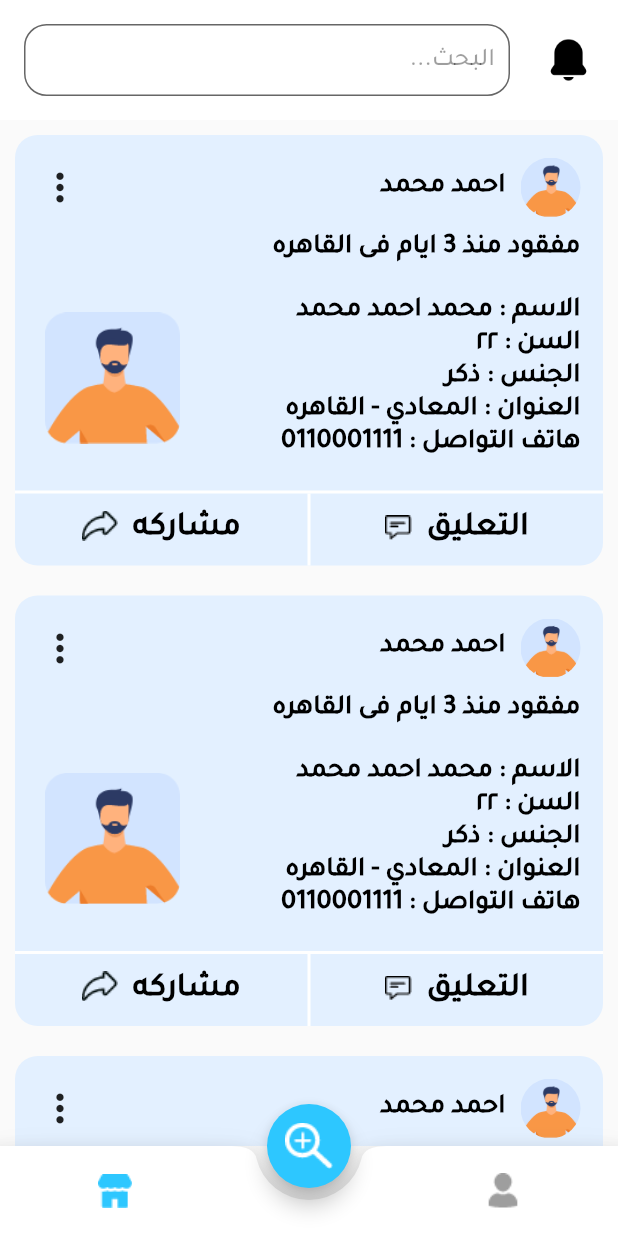
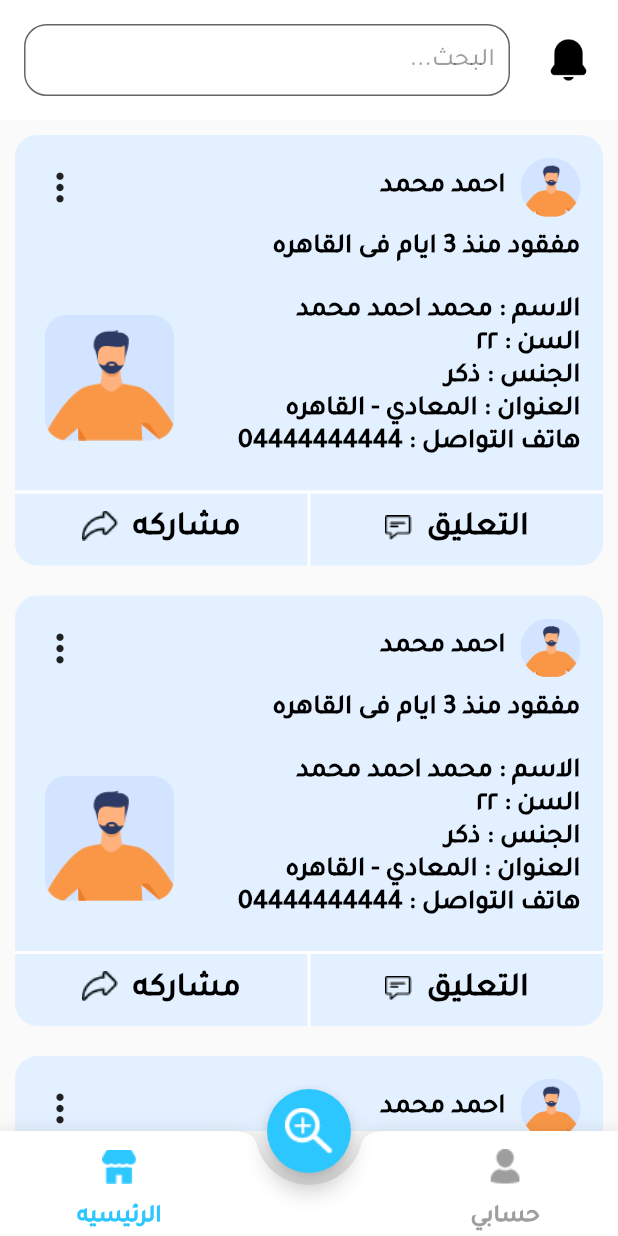
Before and after one commit to Mostafa-Osman/lost_app, a Flutter app: the HomeScreen screen opened directly, on a phone screen of 412 x 824 dp. Run offline on Flutter 3.47's test engine with Material 2 defaults, Android fonts, the light colour scheme and no system bars; our stand-ins replace hexcolor, pin_code_fields, smooth_page_indicator, timer_count_down.

Commit message:
update splash, home

```diff
--- a/lib/home/bottom_navigation_bar.dart
+++ b/lib/home/bottom_navigation_bar.dart
@@ -1,6 +1,7 @@
 import 'package:flutter/material.dart';
 import 'package:hexcolor/hexcolor.dart';
 import 'package:lost_app/home/home.dart';
+import 'package:lost_app/shared/components/text_class.dart';
 import 'package:lost_app/shared/components/text_form_field_class.dart';
 
 class HomeScreen extends StatefulWidget {
@@ -63,7 +64,6 @@ class _HomeScreenState extends State<HomeScreen> {
       floatingActionButtonLocation: FloatingActionButtonLocation.centerDocked,
       //floating action button position to center
 
-
       bottomNavigationBar: BottomAppBar(
         //bottom navigation bar on scaffold
         color: Colors.white,
@@ -73,12 +73,14 @@ class _HomeScreenState extends State<HomeScreen> {
         notchMargin: 8,
         //notche margin between floating button and bottom appbar
         child: Container(
-          height: 60,
+          height: 70,
           child: Row(
             //children inside bottom appbar
             mainAxisSize: MainAxisSize.max,
             mainAxisAlignment: MainAxisAlignment.spaceAround,
             children: <Widget>[
+              Column(
+                children: [
                   IconButton(
                     icon: Image.asset(
                       'assets/icons/account.png',
@@ -91,9 +93,18 @@ class _HomeScreenState extends State<HomeScreen> {
                       });
                     },
                   ),
+                  TextClass(
+                    text: 'حسابي',
+                    textColor: bottomNavBarAccColor,
+                    fontSize: 16,
+                  ),
+                ],
+              ),
               SizedBox(
                 width: 0,
               ),
+              Column(
+                children: [
                   IconButton(
                     icon: Image.asset(
                       'assets/icons/home.png',
@@ -106,6 +117,13 @@ class _HomeScreenState extends State<HomeScreen> {
                       });
                     },
                   ),
+                  TextClass(
+                    text: 'الرئيسيه',
+                    textColor: bottomNavBarHomeColor,
+                    fontSize: 16,
+                  ),
+                ],
+              ),
             ],
           ),
         ),
--- a/lib/home/home.dart
+++ b/lib/home/home.dart
@@ -1,7 +1,5 @@
 import 'package:flutter/material.dart';
 import 'package:hexcolor/hexcolor.dart';
-import 'package:lost_app/shared/components/divider_class.dart';
-import 'package:lost_app/shared/components/text_button_class.dart';
 import 'package:lost_app/shared/components/text_class.dart';
 
 class HomePageClass extends StatefulWidget {
@@ -42,13 +40,6 @@ class _HomePageClassState extends State<HomePageClass> {
                               //color: Colors.white,
                             ),
                           ),
-                          // CircleAvatar(
-                          //   radius: 25.0,
-                          //   child: Image.asset(
-                          //     'assets/images/lost_person_image.png',
-                          //     //color: Colors.white,
-                          //   ),
-                          // ),
                           SizedBox(width: 10.0),
                           TextClass(text: 'احمد محمد'),
                           Expanded(
@@ -93,7 +84,7 @@ class _HomePageClassState extends State<HomePageClass> {
                                 textAlign: TextAlign.right,
                               ),
                               TextClass(
-                                text: 'هاتف التواصل : 0110001111',
+                                text: 'هاتف التواصل : 04444444444',
                                 textAlign: TextAlign.right,
                               ),
                             ],
@@ -106,8 +97,8 @@ class _HomePageClassState extends State<HomePageClass> {
                                 crossAxisAlignment: CrossAxisAlignment.end,
                                 children: [
                                   Container(
-                                    height: 90,
-                                    width: 90,
+                                    height: 86,
+                                    width: 86,
                                     child: Image.asset(
                                       'assets/images/lost_person_image.png',
                                       //color: Colors.white,
@@ -140,6 +131,9 @@ class _HomePageClassState extends State<HomePageClass> {
                         child: Container(
                           child: FlatButton(
                             onPressed: () {},
+                            shape: RoundedRectangleBorder(
+                              borderRadius: BorderRadius.only(bottomRight: Radius.circular(15),),
+                            ),
                             child: Row(
                               mainAxisAlignment: MainAxisAlignment.center,
                               crossAxisAlignment: CrossAxisAlignment.center,
@@ -171,6 +165,9 @@ class _HomePageClassState extends State<HomePageClass> {
                       Expanded(
                         child: FlatButton(
                           onPressed: () {},
+                          shape: RoundedRectangleBorder(
+                            borderRadius: BorderRadius.only(bottomLeft: Radius.circular(15),),
+                          ),
                           child: Row(
                             mainAxisAlignment: MainAxisAlignment.center,
                             crossAxisAlignment: CrossAxisAlignment.center,
--- a/lib/main.dart
+++ b/lib/main.dart
@@ -29,7 +29,7 @@ class MyApp extends StatelessWidget {
       supportedLocales: [
         Locale('ar', ''),
       ],
-      home: LoginScreen(),
+      home: HomeScreen(),
     );
   }
 }
```
Lines whose indentation alone changed are shown as unchanged.
